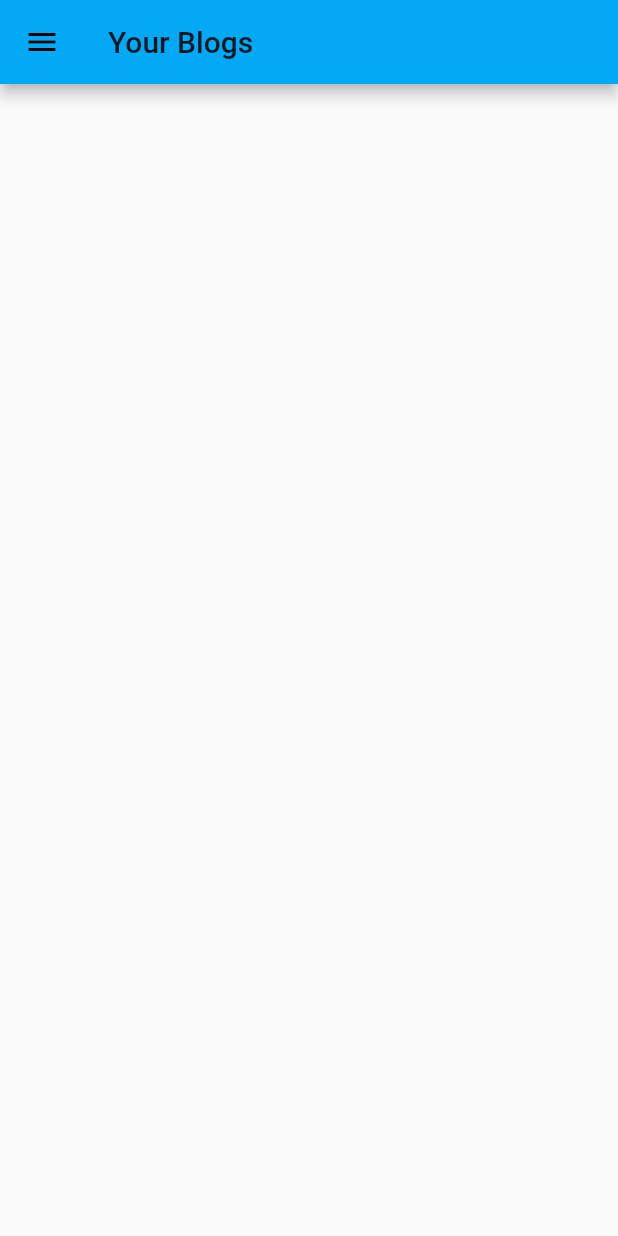
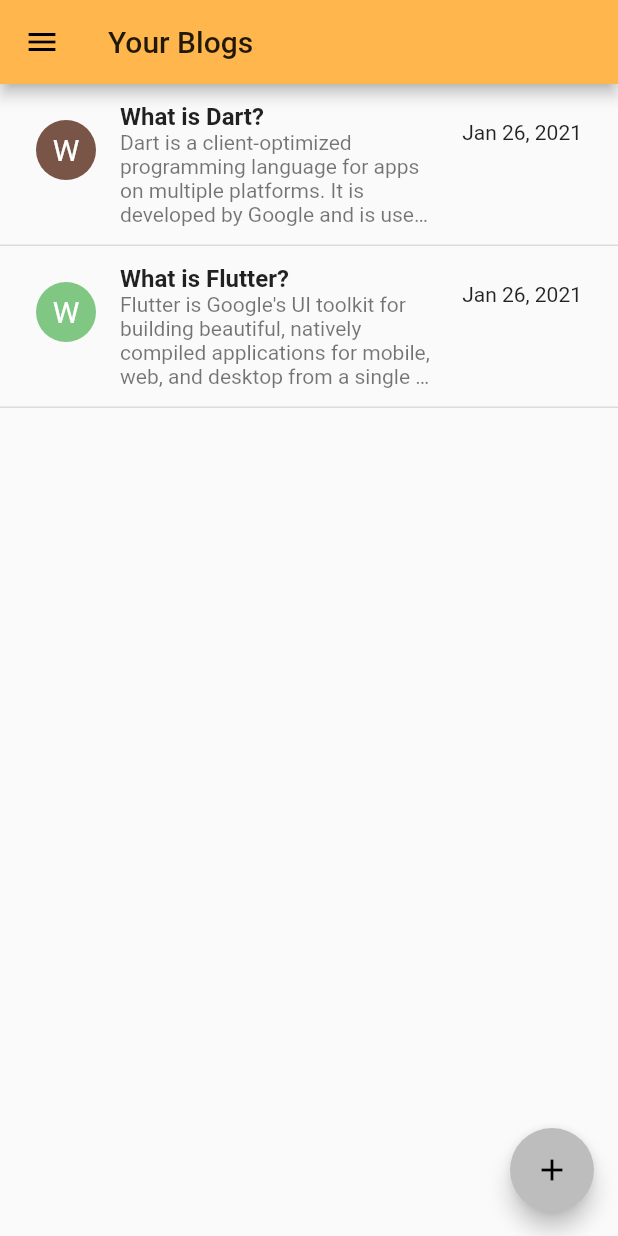
Before and after one commit to PranaTobing/task1_flutter_udacoding, a Flutter app: the screen it shows after launch, after a tap on "Sign Up", on a phone screen of 412 x 824 dp. Run offline on Flutter 3.47's test engine with Material 2 defaults, Android fonts, the phone set to English and light mode, and no system bars; Roboto replaces fonts that are missing (Nunito).

```diff
--- a/prana_task1/lib/home_page.dart
+++ b/prana_task1/lib/home_page.dart
@@ -1,5 +1,7 @@
 import 'package:flutter/material.dart';
+import 'package:prana_task1/add_data.dart';
 import 'login_page.dart';
+import 'add_data.dart';
 
 class HomePage extends StatelessWidget {
   static String tag = 'home-page';
@@ -8,13 +10,14 @@ class HomePage extends StatelessWidget {
   Widget build(BuildContext context) {
     final appbar = AppBar(
       title: Text('Your Blogs'),
+      backgroundColor: Colors.orange[300],
     );
     final drawer = Drawer(
       child: ListView(
         padding: EdgeInsets.zero,
         children: <Widget>[
           DrawerHeader(
-            child: Text('Prana Tobing'),
+            child: Text('Prana Tobing', style: TextStyle(color: Colors.white, fontSize: 20.0),),
             decoration: BoxDecoration(
               color: Colors.orange[300],
             ),
@@ -28,9 +31,69 @@ class HomePage extends StatelessWidget {
         ],
       ),
     );
+    final floatingbutton = FloatingActionButton(
+      child: Icon(Icons.add),
+      backgroundColor: Colors.grey[400],
+      onPressed: (){
+        Navigator.of(context).pushNamed(AddData.tag);
+      }
+    );
+    final body = ListView(
+      children: <Widget>[
+        Container(
+          padding: EdgeInsets.all(8.0),
+          decoration: BoxDecoration(
+            border: Border(bottom: BorderSide(
+              color: Colors.black12,
+              width: 1.0
+            ))
+          ),
+          child: ListTile(
+            leading: CircleAvatar(
+              child: Text('W',style: TextStyle(color: Colors.white, fontSize: 20.0),),
+              backgroundColor: Colors.brown,
+            ),
+            title: Text('What is Dart?', style: TextStyle(fontWeight: FontWeight.bold),),
+            subtitle: Text(
+              'Dart is a client-optimized programming language for apps on multiple platforms. It is developed by Google and is used to build mobile, desktop, server, and web applications. Dart is an object-oriented, class-based, garbage-collected language with C-style syntax. Dart can compile to either native code or JavaScript.',
+              maxLines: 4,
+              overflow: TextOverflow.ellipsis,
+              softWrap: false,
+            ),
+            trailing: Text('Jan 26, 2021'),
+          ),
+        ),
+        Container(
+          padding: EdgeInsets.all(8.0),
+          decoration: BoxDecoration(
+            border: Border(bottom: BorderSide(
+              color: Colors.black12,
+              width: 1.0
+            ))
+          ),
+          child: ListTile(
+            leading: CircleAvatar(
+              child: Text('W',style: TextStyle(color: Colors.white, fontSize: 20.0),),
+              backgroundColor: Colors.green[300],
+            ),
+            title: Text('What is Flutter?', style: TextStyle(fontWeight: FontWeight.bold),),
+            subtitle: Text(
+              "Flutter is Google's UI toolkit for building beautiful, natively compiled applications for mobile, web, and desktop from a single codebase. Flutter works with existing code, is used by developers and organizations around the world, and is free and open source. In this codelab, you'll create a simple mobile Flutter app.",
+              maxLines: 4,
+              overflow: TextOverflow.ellipsis,
+              softWrap: false,
+            ),
+            trailing: Text('Jan 26, 2021'),
+          ),
+        ),
+      ],
+    );
     return Scaffold(
       appBar: appbar,
       drawer: drawer,
+      body: body,
+      floatingActionButton: floatingbutton
     );
   }
+
 }
--- a/prana_task1/lib/login_page.dart
+++ b/prana_task1/lib/login_page.dart
@@ -132,6 +132,20 @@ class _LoginPageState extends State<LoginPage> {
       ),
     );
 
+    final signinbutton = RichText(
+      text: TextSpan(
+        text: 'Already have an account? ',
+        style: TextStyle(fontSize: 14.0, color:Colors.white),
+        children: <TextSpan>[
+          TextSpan(
+            text: 'Sign In',
+            style: TextStyle(decoration: TextDecoration.underline, color: Colors.black),
+          )
+        ],
+      ),
+      textAlign: TextAlign.center,
+    );
+
     return Scaffold(
       backgroundColor: Colors.orange[300],
       body: Center(
@@ -150,6 +164,8 @@ class _LoginPageState extends State<LoginPage> {
             confpass,
             SizedBox(height: 24.0,),
             signupButton,
+            SizedBox(height: 8.0,),
+            signinbutton
           ],
         )
       ),
--- a/prana_task1/lib/main.dart
+++ b/prana_task1/lib/main.dart
@@ -1,6 +1,7 @@
 import 'package:flutter/material.dart';
 import 'login_page.dart';
 import 'home_page.dart';
+import 'add_data.dart';
 
 void main() {
   runApp(MyApp());
@@ -10,6 +11,7 @@ class MyApp extends StatelessWidget {
   final routes = <String, WidgetBuilder>{
     LoginPage.tag: (context) => LoginPage(),
     HomePage.tag: (context) => HomePage(),
+    AddData.tag: (context) => AddData(),
   };
 
   @override
```
Also changed, not shown: prana_task1/lib/add_data.dart (added, +82 -0 lines).
